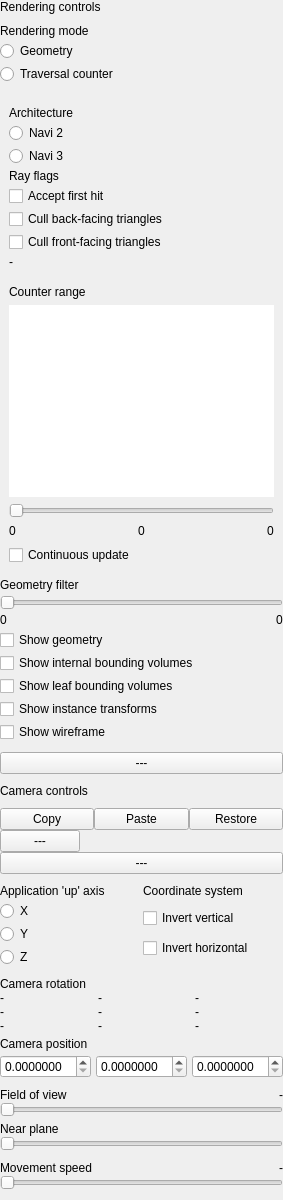
Above: source/frontend/views/side_panels/view_pane.ui from GPUOpen-Tools/radeon_raytracing_analyzer before the change. Below: the same form after it.
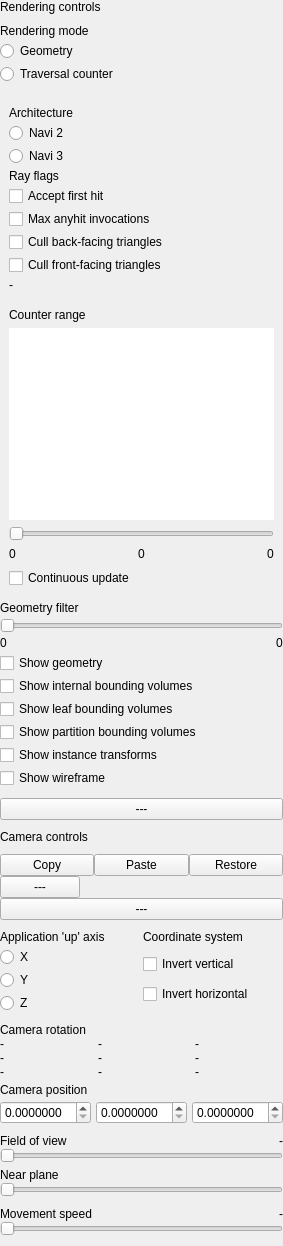
That is the form after the change. Icons and pictures are not drawn. Custom widgets are drawn as their Qt base class.

```diff
--- a/source/frontend/views/side_panels/view_pane.ui
+++ b/source/frontend/views/side_panels/view_pane.ui
@@ -249,6 +249,22 @@
                  </property>
                 </widget>
                </item>
+               <item>
+                <widget class="ColoredCheckbox" name="content_ray_flags_max_anyhit_invocations_">
+                 <property name="sizePolicy">
+                  <sizepolicy hsizetype="Minimum" vsizetype="Fixed">
+                   <horstretch>0</horstretch>
+                   <verstretch>0</verstretch>
+                  </sizepolicy>
+                 </property>
+                 <property name="text">
+                  <string>Max anyhit invocations</string>
+                 </property>
+                 <property name="toolTip">
+                  <string>Non-opaque triangles will never be accepted as closest hit, emulating maximum anyhit shader rejections. When combined with Accept first hit, traversal stops at the first opaque hit.</string>
+                 </property>
+                </widget>
+               </item>
                <item>
                 <widget class="ColoredCheckbox" name="content_ray_flags_cull_back_facing_triangles_">
                  <property name="sizePolicy">
@@ -751,6 +767,22 @@
           </property>
          </widget>
         </item>
+        <item>
+         <widget class="ColoredCheckbox" name="content_render_partition_bounds_">
+          <property name="sizePolicy">
+           <sizepolicy hsizetype="Minimum" vsizetype="Fixed">
+            <horstretch>0</horstretch>
+            <verstretch>0</verstretch>
+           </sizepolicy>
+          </property>
+          <property name="text">
+           <string>Show partition bounding volumes</string>
+          </property>
+          <property name="toolTip">
+           <string>Toggle the per-partition bounding box overlay. Only available for partitioned (PTLAS) traces.</string>
+          </property>
+         </widget>
+        </item>
         <item>
          <widget class="ColoredCheckbox" name="content_render_instance_transform_">
           <property name="sizePolicy">
```
Left out of the diff: 1 changed line with no effect on the pictures.
